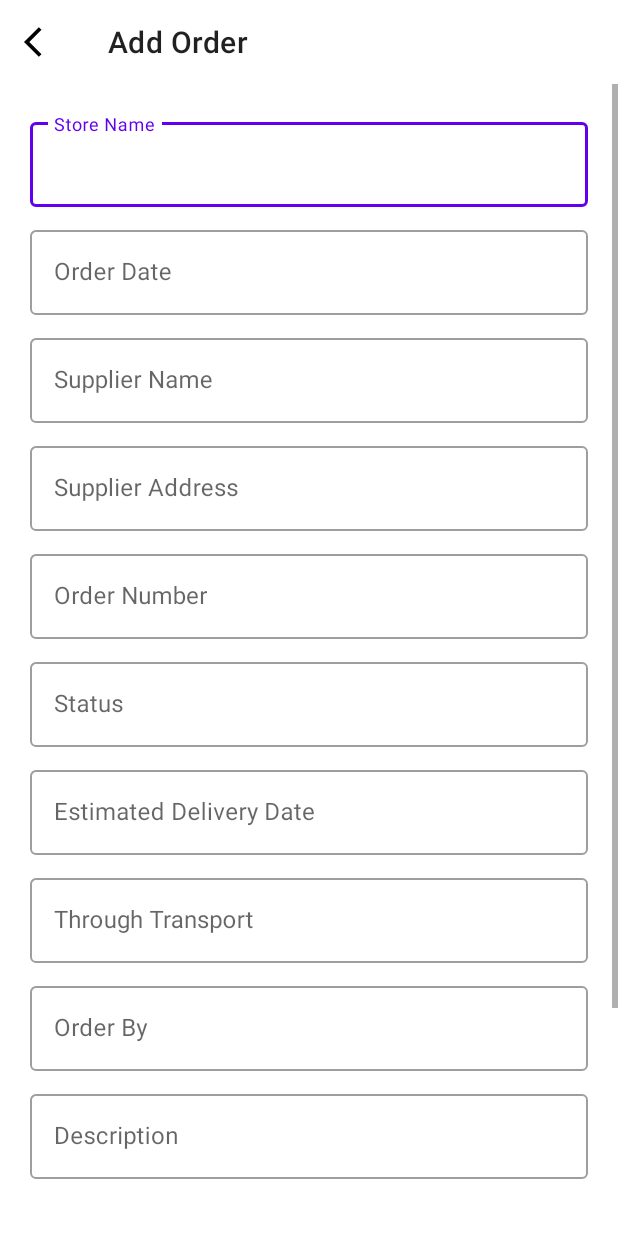
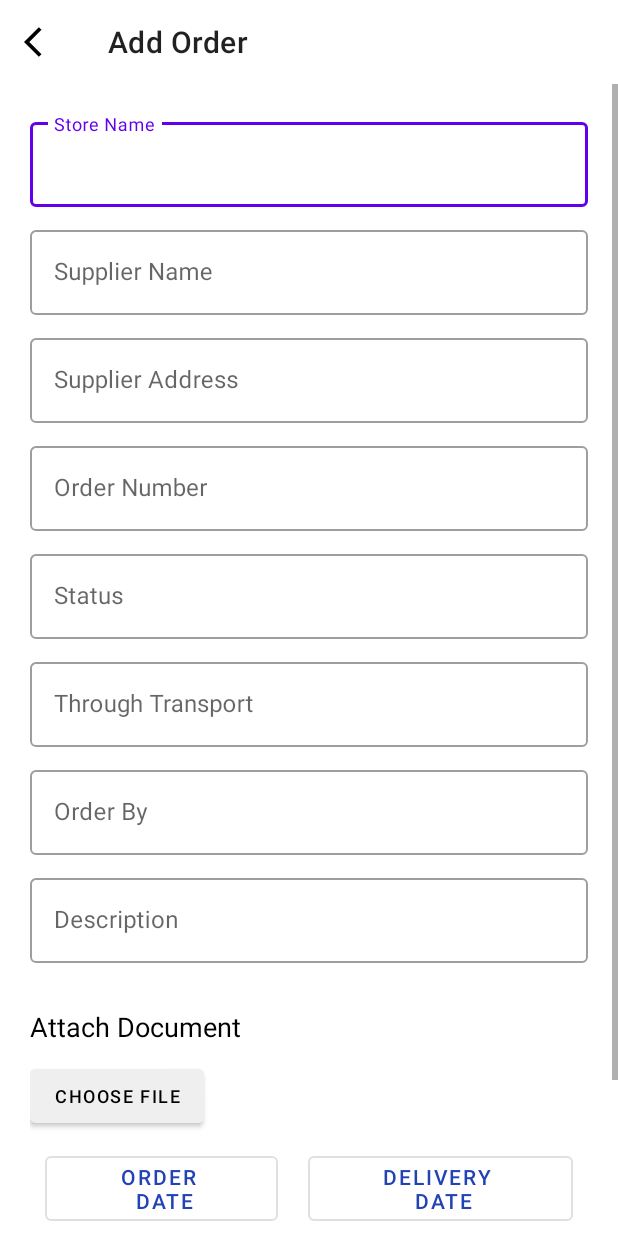
Before and after one commit to ShreyasKulkarni899/Geeta_Dresses, an Android app: the AddOrder screen opened directly, with no data from a screen before it, on a phone screen of 412 x 824 dp. Run offline under Robolectric (Android 15) with nearby library versions, the phone set to English and light mode, and no system bars; libraries missing offline, so code that uses them is left out: io.realm; network calls fail; Roboto replaces fonts that are not available here.

Commit message:
Date picker UI working- Shreyas

```diff
--- a/app/src/main/java/com/example/walk_in_sale/LoginFragment.java
+++ b/app/src/main/java/com/example/walk_in_sale/LoginFragment.java
@@ -83,7 +83,7 @@ public class LoginFragment extends Fragment {
                 }
 
                 // Enter the correct url for your api service site
-                String url = "http://192.168.0.4:8080/user/login/";
+                String url = "http://192.168.0.3:8080/user/login/";
                 JsonObjectRequest jsonObjectRequest = new JsonObjectRequest(Request.Method.POST, url, object,
                         new Response.Listener<JSONObject>() {
                             @Override
--- a/app/src/main/res/layout/activity_add_order.xml
+++ b/app/src/main/res/layout/activity_add_order.xml
@@ -44,19 +44,7 @@
 
             </com.google.android.material.textfield.TextInputLayout>
 
-            <com.google.android.material.textfield.TextInputLayout
-                android:id="@+id/order_date"
-                style="@style/Widget.MaterialComponents.TextInputLayout.OutlinedBox"
-                android:layout_width="match_parent"
-                android:layout_height="wrap_content"
-                android:layout_marginBottom="10dp"
-                android:hint="Order Date">
 
-                <com.google.android.material.textfield.TextInputEditText
-                    android:layout_width="match_parent"
-                    android:layout_height="wrap_content" />
-
-            </com.google.android.material.textfield.TextInputLayout>
 
             <com.google.android.material.textfield.TextInputLayout
                 android:id="@+id/supplierName"
@@ -114,19 +102,6 @@
 
             </com.google.android.material.textfield.TextInputLayout>
 
-            <com.google.android.material.textfield.TextInputLayout
-                android:id="@+id/delivery_date"
-                style="@style/Widget.MaterialComponents.TextInputLayout.OutlinedBox"
-                android:layout_width="match_parent"
-                android:layout_height="wrap_content"
-                android:layout_marginBottom="10dp"
-                android:hint="Estimated Delivery Date">
-
-                <com.google.android.material.textfield.TextInputEditText
-                    android:layout_width="match_parent"
-                    android:layout_height="wrap_content" />
-
-            </com.google.android.material.textfield.TextInputLayout>
 
             <com.google.android.material.textfield.TextInputLayout
                 android:id="@+id/transport"
@@ -186,7 +161,40 @@
                 android:text="Choose File"
                 android:textColor="@color/black"
                 android:textSize="12sp" />
+            <LinearLayout
+                android:layout_width="match_parent"
+                android:layout_height="wrap_content"
+                android:orientation="horizontal"
+                android:padding="10dp"
+                >
 
+                <Button
+                    android:id="@+id/orderDate"
+                    style="@style/Widget.MaterialComponents.Button.OutlinedButton"
+                    android:layout_width="wrap_content"
+                    android:layout_height="match_parent"
+                    android:layout_alignParentTop="true"
+                    android:layout_centerHorizontal="true"
+                    android:onClick="setDate"
+                    android:textColor="@color/denim_blue"
+                    android:layout_marginEnd="20dp"
+                    android:text="Order \n Date"
+                    android:layout_weight="1"/>
+
+                <Button
+                    android:id="@+id/estimatedDeliveryDate"
+                    style="@style/Widget.MaterialComponents.Button.OutlinedButton"
+                    android:layout_width="wrap_content"
+                    android:layout_height="match_parent"
+                    android:layout_alignParentTop="true"
+                    android:layout_centerHorizontal="true"
+                    android:textColor="@color/denim_blue"
+                    android:onClick="setDate"
+                    android:text="Delivery \n Date"
+                    android:layout_weight="1"/>
+
+
+            </LinearLayout>
             <com.google.android.material.button.MaterialButton
                 android:id="@+id/add"
                 style="@style/Widget.MaterialComponents.Button.UnelevatedButton"
--- a/app/src/main/res/xml/network_security_config.xml
+++ b/app/src/main/res/xml/network_security_config.xml
@@ -2,6 +2,6 @@
 <network-security-config>
     <base-config cleartextTrafficPermitted="true" />
     <domain-config cleartextTrafficPermitted="true">
-        <domain includeSubdomains="true">192.168.0.4</domain>
+        <domain includeSubdomains="true">192.168.0.3</domain>
     </domain-config>
 </network-security-config>
```
